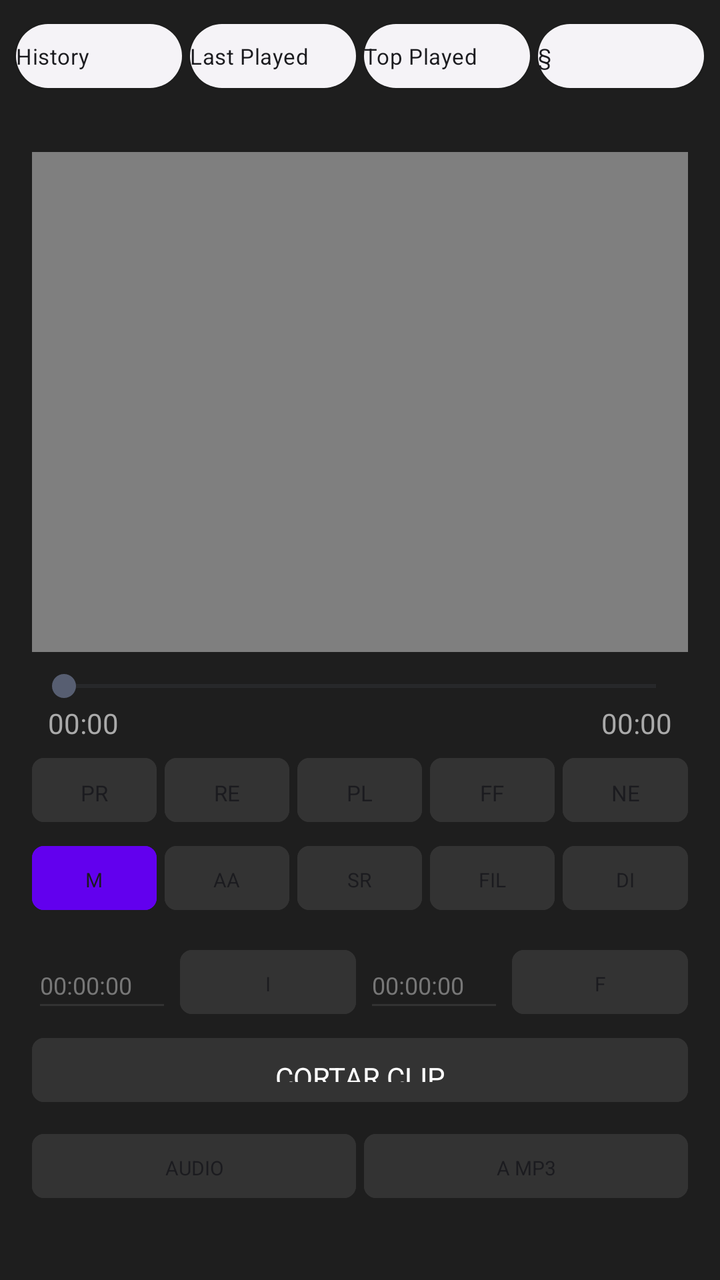
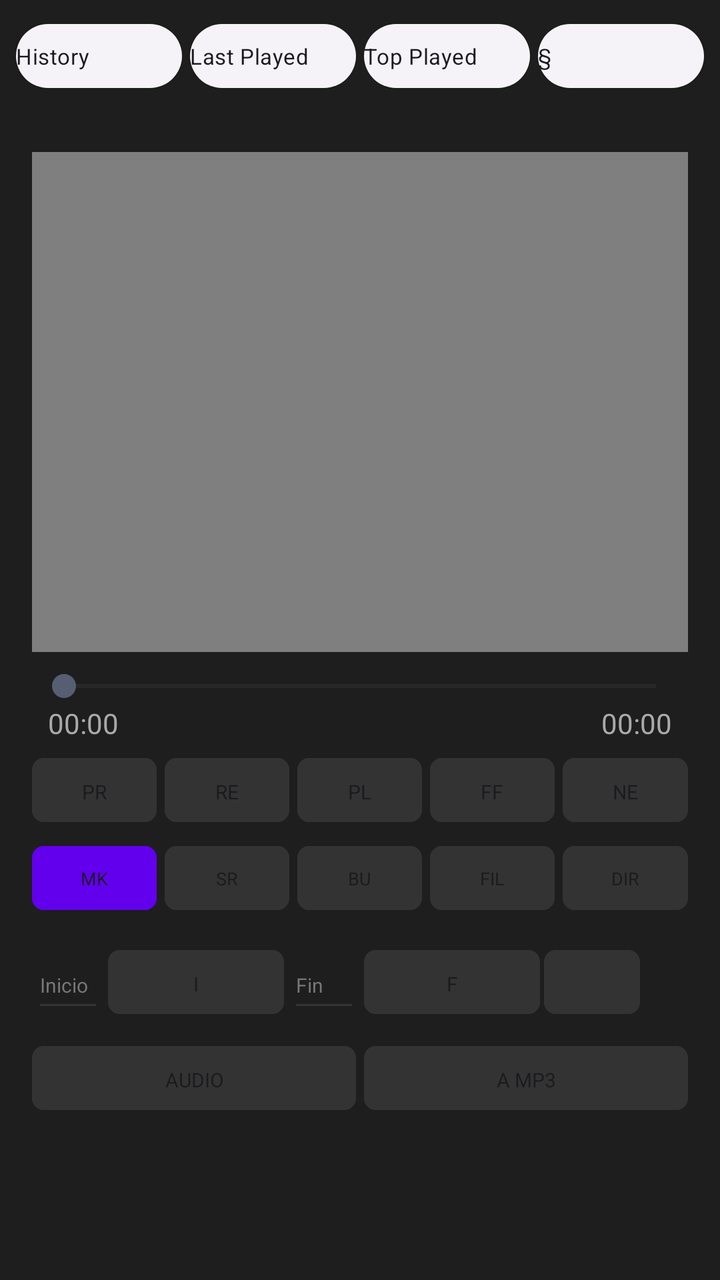

Screens rendered from an Android XML layout before and after an edit, with the pre-edit source and the edit as a unified diff.
<!-- AndroidManifest.xml: application theme Theme.RetroMusic.MD3 -->
<!-- res/layout/home_content.xml -->
<?xml version="1.0" encoding="utf-8"?>
<LinearLayout xmlns:android="http://schemas.android.com/apk/res/android"
    android:layout_width="match_parent"
    android:layout_height="match_parent"
    android:orientation="vertical"
    android:background="#1E1E1E"
    android:focusable="true"
    android:focusableInTouchMode="true">

    <include
        android:id="@+id/abs_playlists"
        layout="@layout/abs_playlists" />

    <LinearLayout
        android:layout_width="match_parent"
        android:layout_height="wrap_content"
        android:orientation="vertical"
        android:padding="16dp">

        <FrameLayout
            android:id="@+id/videoContainer"
            android:layout_width="match_parent"
            android:layout_height="250dp"
            android:background="#000000">

            <VideoView
                android:id="@+id/videoPlayer"
                android:layout_width="match_parent"
                android:layout_height="match_parent"
                android:layout_gravity="center" />

            <TextView
                android:id="@+id/tvSubtitleOverlay"
                android:layout_width="match_parent"
                android:layout_height="wrap_content"
                android:layout_gravity="bottom|center_horizontal"
                android:gravity="center"
                android:padding="16dp"
                android:textColor="#FFFFFF"
                android:textSize="18sp" />
        </FrameLayout>

        <SeekBar
            android:id="@+id/videoSeekBar"
            android:layout_width="match_parent"
            android:layout_height="wrap_content"
            android:layout_marginTop="8dp" />

        <LinearLayout
            android:layout_width="match_parent"
            android:layout_height="wrap_content"
            android:orientation="horizontal"
            android:paddingHorizontal="8dp">
            <TextView android:id="@+id/tvCurrentTime" android:layout_width="wrap_content" android:layout_height="wrap_content" android:text="00:00" android:textColor="#AAAAAA" />
            <Space android:layout_width="0dp" android:layout_height="wrap_content" android:layout_weight="1" />
            <TextView android:id="@+id/tvTotalTime" android:layout_width="wrap_content" android:layout_height="wrap_content" android:text="00:00" android:textColor="#AAAAAA" />
        </LinearLayout>

        <LinearLayout
            android:layout_width="match_parent"
            android:layout_height="wrap_content"
            android:orientation="horizontal"
            android:weightSum="5"
            android:layout_marginTop="4dp"> 
            <Button android:id="@+id/btnPrevVideo" android:layout_width="0dp" android:layout_height="40dp" android:layout_weight="1" android:layout_marginEnd="2dp" android:backgroundTint="#333333" android:text="PREV" android:textSize="11sp" />
            <Button android:id="@+id/btnRewindTime" android:layout_width="0dp" android:layout_height="40dp" android:layout_weight="1" android:layout_marginHorizontal="2dp" android:backgroundTint="#333333" android:text="REW" android:textSize="11sp" />
            <Button android:id="@+id/btnPlayPause" android:layout_width="0dp" android:layout_height="40dp" android:layout_weight="1" android:layout_marginHorizontal="2dp" android:backgroundTint="#333333" android:text="PLAY" android:textSize="11sp" />
            <Button android:id="@+id/btnForwardTime" android:layout_width="0dp" android:layout_height="40dp" android:layout_weight="1" android:layout_marginHorizontal="2dp" android:backgroundTint="#333333" android:text="FF" android:textSize="11sp" />
            <Button android:id="@+id/btnNextVideo" android:layout_width="0dp" android:layout_height="40dp" android:layout_weight="1" android:layout_marginStart="2dp" android:backgroundTint="#333333" android:text="NEXT" android:textSize="11sp" />
        </LinearLayout>

        <LinearLayout
            android:layout_width="match_parent"
            android:layout_height="wrap_content"
            android:orientation="horizontal"
            android:weightSum="5"
            android:layout_marginTop="4dp"> 
            <Button android:id="@+id/btnMixVideo" android:layout_width="0dp" android:layout_height="40dp" android:layout_weight="1" android:layout_marginEnd="2dp" android:backgroundTint="#6200EE" android:text="MKV" android:textSize="10sp" />
            <Button android:id="@+id/btnFullscreen" android:layout_width="0dp" android:layout_height="40dp" android:layout_weight="1" android:layout_marginHorizontal="2dp" android:backgroundTint="#333333" android:text="AAC" android:textSize="10sp" />
            <Button android:id="@+id/btnLoadSubtitles" android:layout_width="0dp" android:layout_height="40dp" android:layout_weight="1" android:layout_marginHorizontal="2dp" android:backgroundTint="#333333" android:text="SRT" android:textSize="10sp" />
            <Button android:id="@+id/btnOpenFile" android:layout_width="0dp" android:layout_height="40dp" android:layout_weight="1" android:layout_marginHorizontal="2dp" android:backgroundTint="#333333" android:text="FILE" android:textSize="10sp" />
            <Button android:id="@+id/btnChooseFolder" android:layout_width="0dp" android:layout_height="40dp" android:layout_weight="1" android:layout_marginStart="2dp" android:backgroundTint="#333333" android:text="DIR" android:textSize="10sp" />
        </LinearLayout>

        <LinearLayout
            android:layout_width="match_parent"
            android:layout_height="wrap_content"
            android:orientation="horizontal"
            android:layout_marginTop="12dp"
            android:gravity="center_vertical">

            <EditText android:id="@+id/etStartTime" android:layout_width="0dp" android:layout_weight="1" android:layout_height="40dp" android:hint="00:00:00" android:textColor="#FFFFFF" android:textColorHint="#777777" android:textSize="12sp" android:inputType="text" android:backgroundTint="#333333" />
            <Button android:id="@+id/btnSetStart" android:layout_width="wrap_content" android:layout_height="40dp" android:backgroundTint="#333333" android:text="I" android:textSize="10sp" android:layout_marginHorizontal="4dp" />
            
            <EditText android:id="@+id/etEndTime" android:layout_width="0dp" android:layout_weight="1" android:layout_height="40dp" android:hint="00:00:00" android:textColor="#FFFFFF" android:textColorHint="#777777" android:textSize="12sp" android:inputType="text" android:backgroundTint="#333333" />
            <Button android:id="@+id/btnSetEnd" android:layout_width="wrap_content" android:layout_height="40dp" android:backgroundTint="#333333" android:text="F" android:textSize="10sp" android:layout_marginStart="4dp" />
        </LinearLayout>
        
        <Button android:id="@+id/btnSplit" android:layout_width="match_parent" android:layout_height="40dp" android:backgroundTint="#333333" android:text="CORTAR CLIP" android:textColor="#FFFFFF" android:layout_marginTop="4dp" />

        <LinearLayout
            android:layout_width="match_parent"
            android:layout_height="wrap_content"
            android:orientation="horizontal"
            android:layout_marginTop="8dp">

            <Button android:id="@+id/btnSelectAudio" android:layout_width="0dp" android:layout_weight="1" android:layout_height="40dp" android:backgroundTint="#333333" android:text="AUDIO" android:textSize="10sp" android:layout_marginEnd="4dp" />
            <Button android:id="@+id/btnConvert" android:layout_width="0dp" android:layout_weight="1" android:layout_height="40dp" android:backgroundTint="#333333" android:text="A MP3" android:textSize="10sp" />
        </LinearLayout>

        <androidx.recyclerview.widget.RecyclerView
            android:id="@+id/rvDownloads"
            android:layout_width="match_parent"
            android:layout_height="wrap_content"
            android:layout_marginTop="16dp"
            android:paddingBottom="20dp" />
            
    </LinearLayout>
</LinearLayout>
<!-- res/layout/abs_playlists.xml (included above) -->
<?xml version="1.0" encoding="utf-8"?>
<androidx.constraintlayout.widget.ConstraintLayout xmlns:android="http://schemas.android.com/apk/res/android"
    xmlns:app="http://schemas.android.com/apk/res-auto"
    android:layout_width="match_parent"
    android:layout_height="wrap_content"
    android:paddingBottom="12dp">

    <com.google.android.material.button.MaterialButton
        android:id="@+id/history"
        style="@style/HomeActionButton"
        android:layout_width="0dp"
        android:layout_height="40dp"
        android:layout_marginStart="8dp"
        android:layout_marginTop="8dp"
        android:layout_marginEnd="4dp"
        android:text="History"
        android:textSize="11sp"
        android:padding="0dp"
        app:iconPadding="0dp"
        app:layout_constraintEnd_toStartOf="@+id/lastAdded"
        app:layout_constraintHorizontal_weight="1"
        app:layout_constraintStart_toStartOf="parent"
        app:layout_constraintTop_toTopOf="parent" />

    <com.google.android.material.button.MaterialButton
        android:id="@+id/lastAdded"
        style="@style/HomeActionButton"
        android:layout_width="0dp"
        android:layout_height="40dp"
        android:layout_marginTop="8dp"
        android:layout_marginEnd="4dp"
        android:text="Last Played"
        android:textSize="11sp"
        android:padding="0dp"
        app:iconPadding="0dp"
        app:layout_constraintEnd_toStartOf="@+id/topPlayed"
        app:layout_constraintHorizontal_weight="1"
        app:layout_constraintStart_toEndOf="@+id/history"
        app:layout_constraintTop_toTopOf="parent" />

    <com.google.android.material.button.MaterialButton
        android:id="@+id/topPlayed"
        style="@style/HomeActionButton"
        android:layout_width="0dp"
        android:layout_height="40dp"
        android:layout_marginTop="8dp"
        android:layout_marginEnd="4dp"
        android:text="Top Played"
        android:textSize="11sp"
        android:padding="0dp"
        app:iconPadding="0dp"
        app:layout_constraintEnd_toStartOf="@+id/actionShuffle"
        app:layout_constraintHorizontal_weight="1"
        app:layout_constraintStart_toEndOf="@+id/lastAdded"
        app:layout_constraintTop_toTopOf="parent" />

    <com.google.android.material.button.MaterialButton
        android:id="@+id/actionShuffle"
        style="@style/HomeActionButton"
        android:layout_width="0dp"
        android:layout_height="40dp"
        android:layout_marginTop="8dp"
        android:layout_marginEnd="8dp"
        android:text="§"
        android:textSize="11sp"
        android:padding="0dp"
        app:iconPadding="0dp"
        app:layout_constraintEnd_toEndOf="parent"
        app:layout_constraintHorizontal_weight="1"
        app:layout_constraintStart_toEndOf="@+id/topPlayed"
        app:layout_constraintTop_toTopOf="parent" />

</androidx.constraintlayout.widget.ConstraintLayout>
<!-- resources referenced by this layout -->
<resources>
  <style name="HomeActionButton" parent="Widget.Material3.Button.ElevatedButton.Icon">
          <item name="android:paddingTop">16dp</item>
          <item name="android:paddingBottom">16dp</item>
          <item name="android:textColor">?attr/colorOnSurface</item>
          <item name="shapeAppearanceOverlay">
              @style/ShapeAppearanceOverlay.Material3.FloatingActionButton
          </item>
          <item name="iconPadding">16dp</item>
          <item name="iconGravity">start</item>
          <item name="android:gravity">start|center_vertical</item>
          <item name="android:textAppearance">@style/TextViewBody2</item>
      </style>
  <style name="Theme.RetroMusic.MD3" parent="@style/Theme.Material3.DayNight.NoActionBar">
          <item name="roundSelector">@drawable/round_selector</item>
          <item name="rectSelector">@drawable/rect_selector</item>
          <item name="materialCardViewStyle">@style/Widget.Material3.CardView.Elevated</item>
          <item name="materialButtonStyle">@style/MaterialButtonTheme</item>
          
          <item name="preferenceTheme">@style/PreferenceThemeOverlay.v14.Material</item>
          <item name="android:textColorAlertDialogListItem">@android:color/white</item>
          
          <item name="android:textColorPrimary">@android:color/white</item>
          <item name="textColorPrimary">@android:color/white</item>
          <item name="android:textColorPrimaryInverse">@android:color/white</item>
  
          <item name="android:textColorSecondary">#B3FFFFFF</item>
          <item name="textColorSecondary">#B3FFFFFF</item>
  
          <item name="colorOnSurface">@android:color/white</item>
          <item name="colorOnSurfaceVariant">#B3FFFFFF</item>
      </style>
  <style name="TextViewBody2" parent="TextAppearance.MaterialComponents.Body2" />
  <!-- drawable round_selector (drawable) -->
  <ripple xmlns:android="http://schemas.android.com/apk/res/android"
      android:color="?android:attr/colorControlHighlight">
  
      <item
          android:id="@android:id/mask"
          android:drawable="@drawable/round_selector_mask" />
  
  </ripple>
  <!-- drawable rect_selector (drawable) -->
  <?xml version="1.0" encoding="utf-8"?>
  <ripple xmlns:android="http://schemas.android.com/apk/res/android"
      android:color="?android:attr/colorControlHighlight">
  
      <item android:id="@android:id/mask">
          <shape>
              <corners android:radius="@dimen/m3_card_corner_radius" />
              <solid android:color="@color/md_green_500" />
          </shape>
      </item>
      <item>
          <selector>
              <item android:state_activated="true">
                  <shape>
                      <corners android:radius="@dimen/m3_card_corner_radius" />
                      <solid android:color="?android:attr/colorControlHighlight" />
                  </shape>
              </item>
          </selector>
      </item>
  </ripple>
  <style name="MaterialButtonTheme" parent="Widget.Material3.Button">
          <item name="cornerRadius">6dp</item>
          <item name="iconGravity">textStart</item>
          <item name="iconTint">?attr/colorControlNormal</item>
          <item name="android:textColor">?android:attr/textColorPrimary</item>
          <item name="android:textAppearance">@style/TextViewNormal</item>
          <item name="android:textAllCaps">false</item>
          <item name="android:paddingTop">@dimen/button_padding_vertical</item>
          <item name="android:paddingBottom">@dimen/button_padding_vertical</item>
      </style>
  <!-- drawable round_selector_mask (drawable) -->
  <?xml version="1.0" encoding="utf-8"?>
  <shape xmlns:android="http://schemas.android.com/apk/res/android"
      android:shape="oval">
      <solid android:color="@android:color/white" />
  </shape>
  <dimen name="m3_card_corner_radius">16dp</dimen>
  <color name="md_green_500">#4CAF50</color>
  <style name="TextViewNormal" parent="">
          <item name="android:textSize">14sp</item>
      </style>
  <dimen name="button_padding_vertical">10dp</dimen>
</resources>

<!-- the commit's change to res/layout/home_content.xml (unified diff, before → after) -->
@@ -17,6 +17,7 @@
         android:orientation="vertical"
         android:padding="16dp">
 
+        
         <FrameLayout
             android:id="@+id/videoContainer"
             android:layout_width="match_parent"
@@ -56,48 +57,53 @@
             <TextView android:id="@+id/tvTotalTime" android:layout_width="wrap_content" android:layout_height="wrap_content" android:text="00:00" android:textColor="#AAAAAA" />
         </LinearLayout>
 
+        
         <LinearLayout
             android:layout_width="match_parent"
             android:layout_height="wrap_content"
             android:orientation="horizontal"
             android:weightSum="5"
             android:layout_marginTop="4dp"> 
-            <Button android:id="@+id/btnPrevVideo" android:layout_width="0dp" android:layout_height="40dp" android:layout_weight="1" android:layout_marginEnd="2dp" android:backgroundTint="#333333" android:text="PREV" android:textSize="11sp" />
-            <Button android:id="@+id/btnRewindTime" android:layout_width="0dp" android:layout_height="40dp" android:layout_weight="1" android:layout_marginHorizontal="2dp" android:backgroundTint="#333333" android:text="REW" android:textSize="11sp" />
-            <Button android:id="@+id/btnPlayPause" android:layout_width="0dp" android:layout_height="40dp" android:layout_weight="1" android:layout_marginHorizontal="2dp" android:backgroundTint="#333333" android:text="PLAY" android:textSize="11sp" />
-            <Button android:id="@+id/btnForwardTime" android:layout_width="0dp" android:layout_height="40dp" android:layout_weight="1" android:layout_marginHorizontal="2dp" android:backgroundTint="#333333" android:text="FF" android:textSize="11sp" />
-            <Button android:id="@+id/btnNextVideo" android:layout_width="0dp" android:layout_height="40dp" android:layout_weight="1" android:layout_marginStart="2dp" android:backgroundTint="#333333" android:text="NEXT" android:textSize="11sp" />
+            <Button android:id="@+id/btnPrevVideo" android:layout_width="0dp" android:layout_height="40dp" android:layout_weight="1" android:layout_marginEnd="2dp" android:backgroundTint="#333333" android:text="PREV" android:textSize="10sp" />
+            <Button android:id="@+id/btnRewindTime" android:layout_width="0dp" android:layout_height="40dp" android:layout_weight="1" android:layout_marginHorizontal="2dp" android:backgroundTint="#333333" android:text="REW" android:textSize="10sp" />
+            <Button android:id="@+id/btnPlayPause" android:layout_width="0dp" android:layout_height="40dp" android:layout_weight="1" android:layout_marginHorizontal="2dp" android:backgroundTint="#333333" android:text="PLAY" android:textSize="10sp" />
+            <Button android:id="@+id/btnForwardTime" android:layout_width="0dp" android:layout_height="40dp" android:layout_weight="1" android:layout_marginHorizontal="2dp" android:backgroundTint="#333333" android:text="FF" android:textSize="10sp" />
+            <Button android:id="@+id/btnNextVideo" android:layout_width="0dp" android:layout_height="40dp" android:layout_weight="1" android:layout_marginStart="2dp" android:backgroundTint="#333333" android:text="NEXT" android:textSize="10sp" />
         </LinearLayout>
 
+        
         <LinearLayout
             android:layout_width="match_parent"
             android:layout_height="wrap_content"
             android:orientation="horizontal"
             android:weightSum="5"
             android:layout_marginTop="4dp"> 
-            <Button android:id="@+id/btnMixVideo" android:layout_width="0dp" android:layout_height="40dp" android:layout_weight="1" android:layout_marginEnd="2dp" android:backgroundTint="#6200EE" android:text="MKV" android:textSize="10sp" />
-            <Button android:id="@+id/btnFullscreen" android:layout_width="0dp" android:layout_height="40dp" android:layout_weight="1" android:layout_marginHorizontal="2dp" android:backgroundTint="#333333" android:text="AAC" android:textSize="10sp" />
-            <Button android:id="@+id/btnLoadSubtitles" android:layout_width="0dp" android:layout_height="40dp" android:layout_weight="1" android:layout_marginHorizontal="2dp" android:backgroundTint="#333333" android:text="SRT" android:textSize="10sp" />
-            <Button android:id="@+id/btnOpenFile" android:layout_width="0dp" android:layout_height="40dp" android:layout_weight="1" android:layout_marginHorizontal="2dp" android:backgroundTint="#333333" android:text="FILE" android:textSize="10sp" />
-            <Button android:id="@+id/btnChooseFolder" android:layout_width="0dp" android:layout_height="40dp" android:layout_weight="1" android:layout_marginStart="2dp" android:backgroundTint="#333333" android:text="DIR" android:textSize="10sp" />
+            <Button android:id="@+id/btnMixVideo" android:layout_width="0dp" android:layout_height="40dp" android:layout_weight="1" android:layout_marginEnd="2dp" android:backgroundTint="#6200EE" android:text="MKV" android:textSize="9sp" />
+            <Button android:id="@+id/btnLoadSubtitles" android:layout_width="0dp" android:layout_height="40dp" android:layout_weight="1" android:layout_marginHorizontal="2dp" android:backgroundTint="#333333" android:text="SRT" android:textSize="9sp" />
+            <Button android:id="@+id/btnBurn" android:layout_width="0dp" android:layout_height="40dp" android:layout_weight="1" android:layout_marginHorizontal="2dp" android:backgroundTint="#333333" android:text="BURN" android:textSize="9sp" />
+            <Button android:id="@+id/btnOpenFile" android:layout_width="0dp" android:layout_height="40dp" android:layout_weight="1" android:layout_marginHorizontal="2dp" android:backgroundTint="#333333" android:text="FILE" android:textSize="9sp" />
+            <Button android:id="@+id/btnChooseFolder" android:layout_width="0dp" android:layout_height="40dp" android:layout_weight="1" android:layout_marginStart="2dp" android:backgroundTint="#333333" android:text="DIR" android:textSize="9sp" />
         </LinearLayout>
 
+        
         <LinearLayout
             android:layout_width="match_parent"
             android:layout_height="wrap_content"
             android:orientation="horizontal"
             android:layout_marginTop="12dp"
-            android:gravity="center_vertical">
+            android:gravity="center_vertical"
+            android:weightSum="6">
 
-            <EditText android:id="@+id/etStartTime" android:layout_width="0dp" android:layout_weight="1" android:layout_height="40dp" android:hint="00:00:00" android:textColor="#FFFFFF" android:textColorHint="#777777" android:textSize="12sp" android:inputType="text" android:backgroundTint="#333333" />
-            <Button android:id="@+id/btnSetStart" android:layout_width="wrap_content" android:layout_height="40dp" android:backgroundTint="#333333" android:text="I" android:textSize="10sp" android:layout_marginHorizontal="4dp" />
+            <EditText android:id="@+id/etStartTime" android:layout_width="0dp" android:layout_weight="1.5" android:layout_height="40dp" android:hint="Inicio" android:textColor="#FFFFFF" android:textColorHint="#777777" android:textSize="10sp" android:inputType="text" android:backgroundTint="#333333" />
+            <Button android:id="@+id/btnSetStart" android:layout_width="wrap_content" android:layout_height="40dp" android:backgroundTint="#333333" android:text="I" android:textSize="10sp" android:layout_marginHorizontal="2dp" />
             
-            <EditText android:id="@+id/etEndTime" android:layout_width="0dp" android:layout_weight="1" android:layout_height="40dp" android:hint="00:00:00" android:textColor="#FFFFFF" android:textColorHint="#777777" android:textSize="12sp" android:inputType="text" android:backgroundTint="#333333" />
-            <Button android:id="@+id/btnSetEnd" android:layout_width="wrap_content" android:layout_height="40dp" android:backgroundTint="#333333" android:text="F" android:textSize="10sp" android:layout_marginStart="4dp" />
+            <EditText android:id="@+id/etEndTime" android:layout_width="0dp" android:layout_weight="1.5" android:layout_height="40dp" android:hint="Fin" android:textColor="#FFFFFF" android:textColorHint="#777777" android:textSize="10sp" android:inputType="text" android:backgroundTint="#333333" />
+            <Button android:id="@+id/btnSetEnd" android:layout_width="wrap_content" android:layout_height="40dp" android:backgroundTint="#333333" android:text="F" android:textSize="10sp" android:layout_marginHorizontal="2dp" />
+            
+            <Button android:id="@+id/btnSplit" android:layout_width="0dp" android:layout_weight="2" android:layout_height="40dp" android:backgroundTint="#333333" android:text="CORTAR" android:textSize="10sp" />
         </LinearLayout>
+
         
-        <Button android:id="@+id/btnSplit" android:layout_width="match_parent" android:layout_height="40dp" android:backgroundTint="#333333" android:text="CORTAR CLIP" android:textColor="#FFFFFF" android:layout_marginTop="4dp" />
-
         <LinearLayout
             android:layout_width="match_parent"
             android:layout_height="wrap_content"
